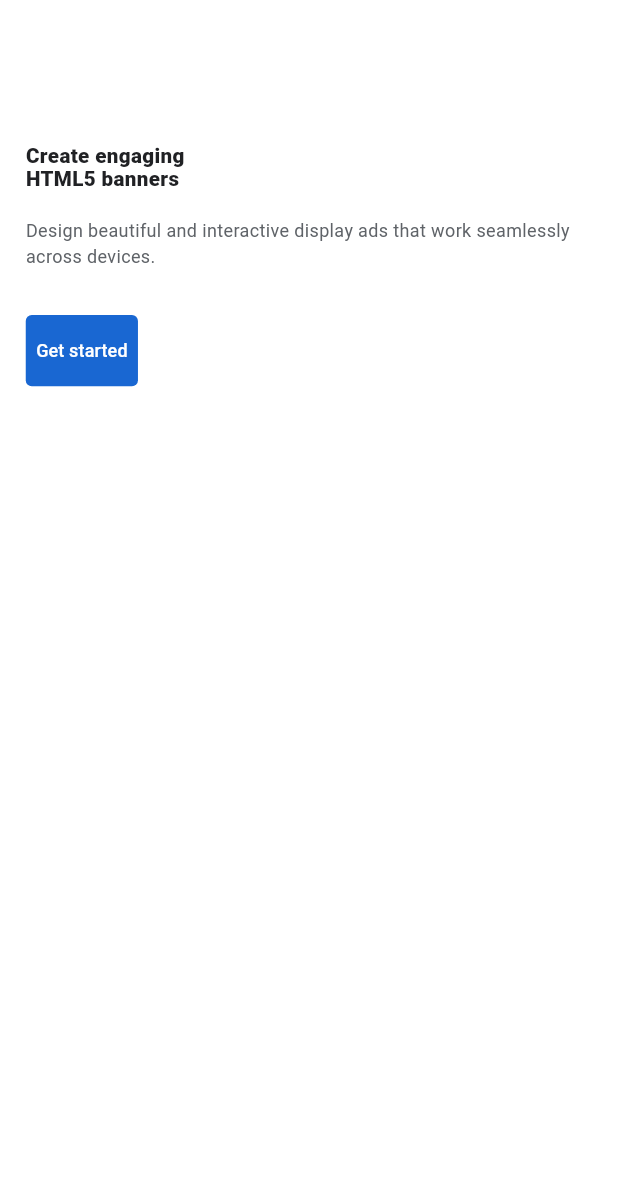
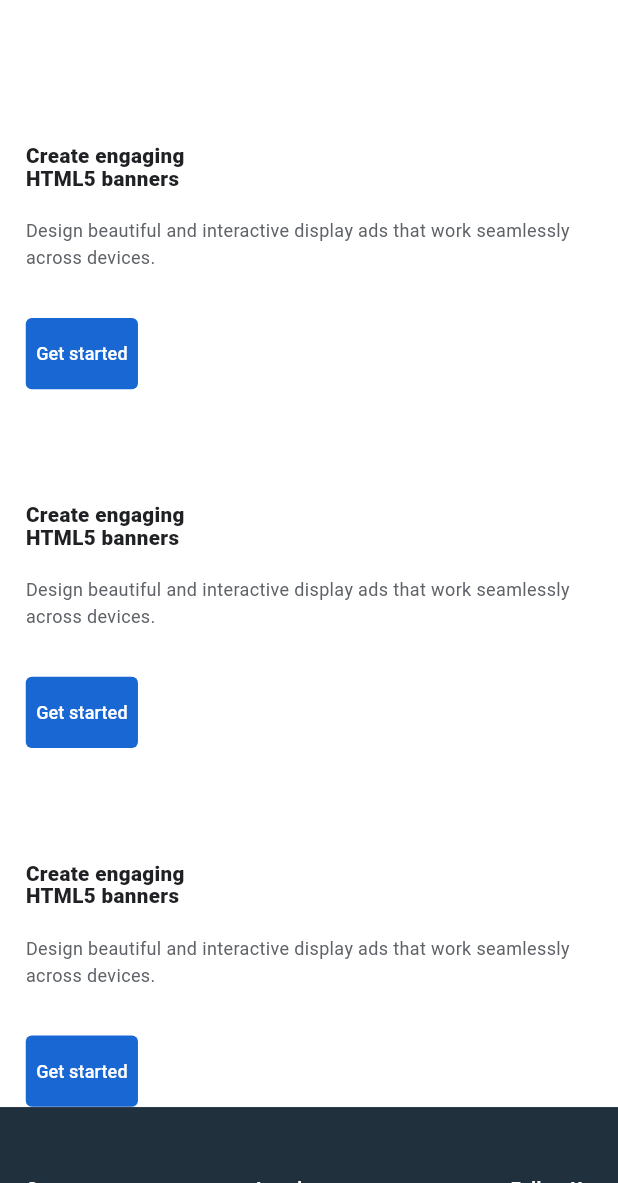
Before and after one commit to mikecc788/tweets, a Flutter app: the screen it shows after launch, on a phone screen of 412 x 824 dp, the part 53-1236 px from its top. Run offline on Flutter 3.47's test engine with Material 3 defaults, Android fonts, the light colour scheme and no system bars; our stand-ins replace get.

Commit message:
add  footer

```diff
--- a/lib/pages/home/home_view.dart
+++ b/lib/pages/home/home_view.dart
@@ -1,8 +1,10 @@
 import 'package:flutter/material.dart';
 import 'package:get/get.dart';
+import 'package:url_launcher/url_launcher.dart';
 import '../../controllers/home_controller.dart';
 import '../../utils/screen_adapter.dart';
 import '../../utils/app_colors.dart';
+import '../../widgets/common_footer.dart';
 
 /// 首页视图
 /// 展示网页设计工具的主要功能和特点
@@ -17,6 +19,20 @@ class HomeView extends GetView<HomeController> {
         slivers: [
           _buildAppBar(),
           _buildMainContent(),
+          _buildMainContent(),
+          _buildMainContent(),
+          SliverFillRemaining(
+            hasScrollBody: false,
+            child: CommonFooter(
+              onAboutUs: () =>
+                  _launchUrl('https://www.wix.com/blog/web-design'),
+              onContactUs: () =>
+                  _launchUrl('https://www.wix.com/blog/web-design'),
+              onPrivacyPolicy: () =>
+                  _launchUrl('https://www.wix.com/blog/web-design'),
+              onTerms: () => _launchUrl('https://www.wix.com/blog/web-design'),
+            ),
+          ),
         ],
       ),
     );
@@ -25,7 +41,7 @@ class HomeView extends GetView<HomeController> {
   /// 构建应用栏
   Widget _buildAppBar() {
     return SliverAppBar(
-      floating: true,
+      pinned: true,
       backgroundColor: AppColors.background,
       elevation: 0,
       title: Row(
@@ -100,10 +116,9 @@ class HomeView extends GetView<HomeController> {
     return Text(
       'Design beautiful and interactive display ads that work seamlessly across devices.',
       style: TextStyle(
-        fontSize: ScreenAdapter.fontSize(24),
-        fontWeight: FontWeight.w400,
+        fontSize: ScreenAdapter.fontSize(20),
         color: AppColors.textSecondary,
-        height: 1.4,
+        height: 1.5,
       ),
     );
   }
@@ -174,4 +189,11 @@ class HomeView extends GetView<HomeController> {
       );
     });
   }
+
+  Future<void> _launchUrl(String urlString) async {
+    final Uri url = Uri.parse(urlString);
+    if (!await launchUrl(url)) {
+      throw Exception('Could not launch $url');
+    }
+  }
 }
--- /dev/null
+++ b/lib/widgets/common_footer.dart
@@ -0,0 +1,137 @@
+import 'package:flutter/material.dart';
+import '../utils/screen_adapter.dart';
+import '../utils/app_colors.dart';
+
+class CommonFooter extends StatelessWidget {
+  final Function()? onContactUs;
+  final Function()? onAboutUs;
+  final Function()? onPrivacyPolicy;
+  final Function()? onTerms;
+
+  const CommonFooter({
+    Key? key,
+    this.onContactUs,
+    this.onAboutUs,
+    this.onPrivacyPolicy,
+    this.onTerms,
+  }) : super(key: key);
+
+  @override
+  Widget build(BuildContext context) {
+    return Container(
+      color: const Color(0xFF20303D),
+      padding: EdgeInsets.symmetric(
+        vertical: ScreenAdapter.setHeight(60),
+        horizontal: ScreenAdapter.setWidth(80),
+      ),
+      child: Column(
+        children: [
+          Row(
+            mainAxisAlignment: MainAxisAlignment.spaceBetween,
+            crossAxisAlignment: CrossAxisAlignment.start,
+            children: [
+              _buildColumn(
+                'Company',
+                ['About Us', 'Contact Us'],
+                [onAboutUs, onContactUs],
+              ),
+              _buildColumn(
+                'Legal',
+                ['Privacy Policy', 'Terms of Use'],
+                [onPrivacyPolicy, onTerms],
+              ),
+              _buildSocialLinks(),
+            ],
+          ),
+          SizedBox(height: ScreenAdapter.setHeight(40)),
+          const Divider(color: Colors.white24),
+          SizedBox(height: ScreenAdapter.setHeight(20)),
+          Text(
+            '© ${DateTime.now().year} Web Designer. All rights reserved.',
+            style: TextStyle(
+              color: Colors.white60,
+              fontSize: ScreenAdapter.fontSize(14),
+            ),
+          ),
+        ],
+      ),
+    );
+  }
+
+  Widget _buildColumn(String title, List<String> items, List<Function()?> onTaps) {
+    return Column(
+      crossAxisAlignment: CrossAxisAlignment.start,
+      children: [
+        Text(
+          title,
+          style: TextStyle(
+            color: Colors.white,
+            fontSize: ScreenAdapter.fontSize(18),
+            fontWeight: FontWeight.bold,
+          ),
+        ),
+        SizedBox(height: ScreenAdapter.setHeight(20)),
+        ...List.generate(
+          items.length,
+          (index) => Padding(
+            padding: EdgeInsets.only(bottom: ScreenAdapter.setHeight(12)),
+            child: InkWell(
+              onTap: onTaps[index],
+              child: Text(
+                items[index],
+                style: TextStyle(
+                  color: Colors.white70,
+                  fontSize: ScreenAdapter.fontSize(16),
+                ),
+              ),
+            ),
+          ),
+        ),
+      ],
+    );
+  }
+
+  Widget _buildSocialLinks() {
+    return Column(
+      crossAxisAlignment: CrossAxisAlignment.start,
+      children: [
+        Text(
+          'Follow Us',
+          style: TextStyle(
+            color: Colors.white,
+            fontSize: ScreenAdapter.fontSize(18),
+            fontWeight: FontWeight.bold,
+          ),
+        ),
+        SizedBox(height: ScreenAdapter.setHeight(20)),
+        Row(
+          children: [
+            _buildSocialIcon(Icons.facebook, () {}),
+            SizedBox(width: ScreenAdapter.setWidth(20)),
+            _buildSocialIcon(Icons.telegram, () {}),
+            SizedBox(width: ScreenAdapter.setWidth(20)),
+            _buildSocialIcon(Icons.discord, () {}),
+          ],
+        ),
+      ],
+    );
+  }
+
+  Widget _buildSocialIcon(IconData icon, Function() onTap) {
+    return InkWell(
+      onTap: onTap,
+      child: Container(
+        padding: EdgeInsets.all(ScreenAdapter.setWidth(10)),
+        decoration: BoxDecoration(
+          color: Colors.white.withOpacity(0.1),
+          borderRadius: BorderRadius.circular(8),
+        ),
+        child: Icon(
+          icon,
+          color: Colors.white,
+          size: ScreenAdapter.setWidth(24),
+        ),
+      ),
+    );
+  }
+}
--- a/pubspec.yaml
+++ b/pubspec.yaml
@@ -42,6 +42,7 @@ dependencies:
   flutter_markdown: ^0.6.18
   uuid: ^4.0.0
   get: ^4.6.6
+  url_launcher: ^6.2.1
 
 dev_dependencies:
   flutter_test:
```
Also changed, not shown: pubspec.lock, 5 other files.
